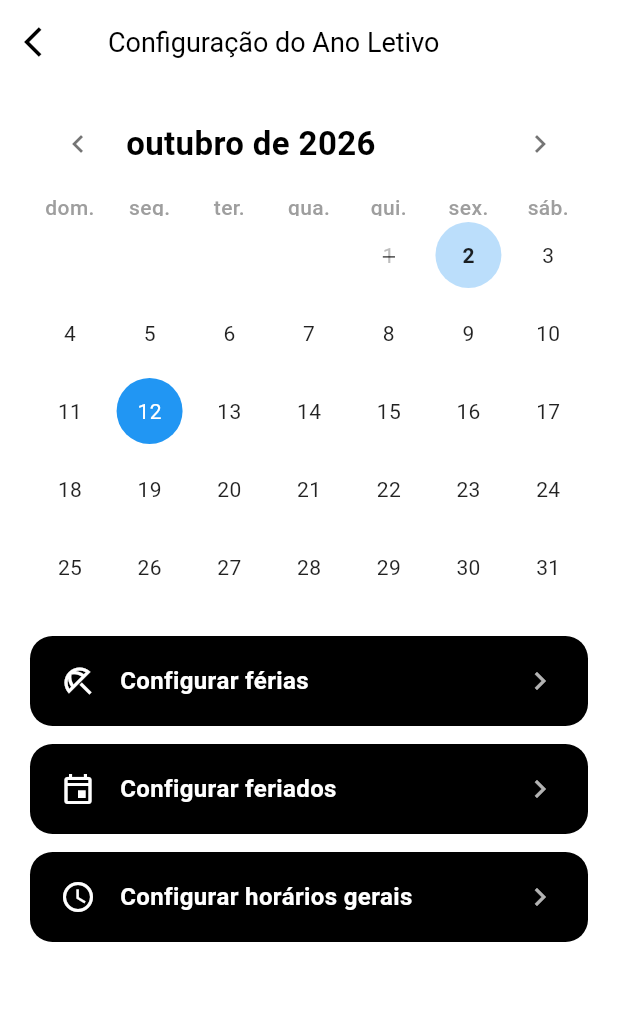
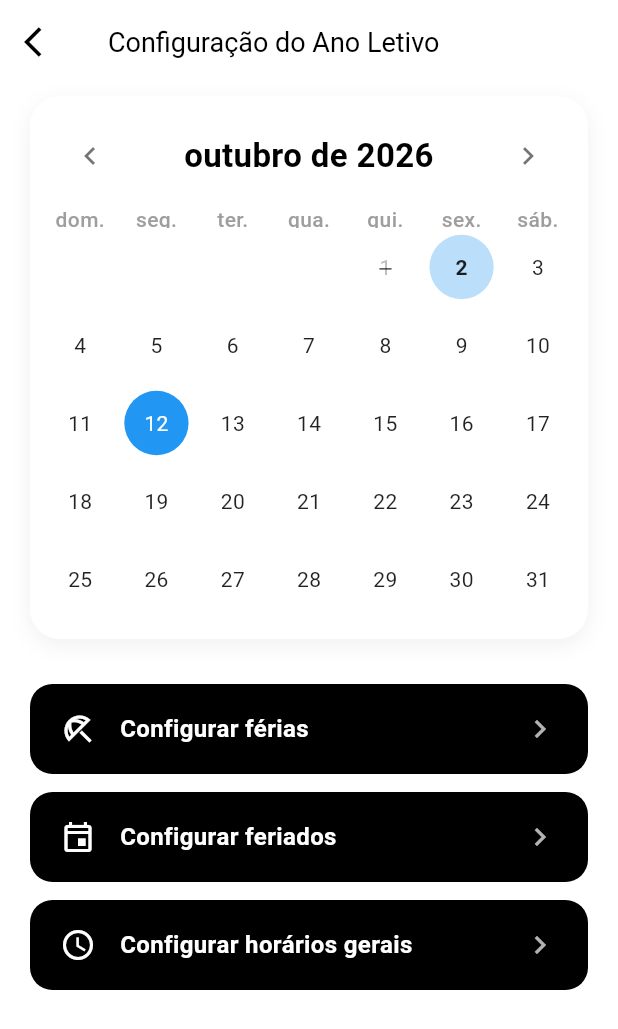
Before and after one commit to pedrogdnz/Projeto-Agenda-PF, a Flutter app: the ConfiguracaoAnoLetivoPage screen opened directly with empty values, on a phone screen of 412 x 824 dp. Shown: the top 1029 px of the screen. Run offline on Flutter 3.47's test engine with Material 3 defaults, Android fonts, the phone set to English and light mode, and no system bars; drawn by our look-alikes of table_calendar; our stand-ins replace cloud_firestore, firebase_auth, firebase_core, google_sign_in; accounts and stored records are empty.

Commit message:
Feat - Layout de calendários do aluno e admin alterados

```diff
--- a/lib/presentation/views/ano_letivo_view.dart
+++ b/lib/presentation/views/ano_letivo_view.dart
@@ -102,6 +102,7 @@ class _ConfiguracaoAnoLetivoPageState extends State<ConfiguracaoAnoLetivoPage> {
       body: SafeArea(
         child: Padding(
           padding: const EdgeInsets.fromLTRB(20, 0, 20, 20),
+          child: SingleChildScrollView(
             child: Column(
               crossAxisAlignment: CrossAxisAlignment.start,
               children: [
@@ -164,7 +165,21 @@ class _ConfiguracaoAnoLetivoPageState extends State<ConfiguracaoAnoLetivoPage> {
 
                 _viewModel.carregandoDiasBloqueados
                     ? const Center(child: LinearProgressIndicator())
-                  : AnoLetivoCalendar(
+                    : Container(
+                        width: double.infinity,
+                        padding: const EdgeInsets.fromLTRB(8, 8, 8, 14),
+                        decoration: BoxDecoration(
+                          color: Colors.white,
+                          borderRadius: BorderRadius.circular(20),
+                          boxShadow: [
+                            BoxShadow(
+                              color: Colors.black.withOpacity(0.06),
+                              blurRadius: 12,
+                              offset: const Offset(0, 4),
+                            ),
+                          ],
+                        ),
+                        child: AnoLetivoCalendar(
                           focusedDay: _viewModel.focusedDay,
                           modoAtivo: modoAtivo,
                           datasSelecionadas: _viewModel.datasSelecionadas,
@@ -174,8 +189,9 @@ class _ConfiguracaoAnoLetivoPageState extends State<ConfiguracaoAnoLetivoPage> {
                           onDataTocada: _viewModel.alternarDataTocada,
                           onPageChanged: _viewModel.changePage,
                         ),
+                      ),
 
-              const SizedBox(height: 20),
+                const SizedBox(height: 30),
 
                 AdminMenuButton(
                   icon: Icons.beach_access_outlined,
@@ -200,6 +216,7 @@ class _ConfiguracaoAnoLetivoPageState extends State<ConfiguracaoAnoLetivoPage> {
             ),
           ),
         ),
+      ),
     );
   }
 }
--- a/lib/presentation/widgets/ano_letivo_calendar.dart
+++ b/lib/presentation/widgets/ano_letivo_calendar.dart
@@ -168,7 +168,7 @@ class _AnoLetivoCalendarState extends State<AnoLetivoCalendar> {
         onPageChanged: widget.onPageChanged,
         headerStyle: const HeaderStyle(
           formatButtonVisible: false,
-          titleCentered: false,
+          titleCentered: true,
           titleTextStyle: TextStyle(fontSize: 22, fontWeight: FontWeight.w600),
           leftChevronIcon: Icon(Icons.chevron_left, color: Colors.black54),
           rightChevronIcon: Icon(Icons.chevron_right, color: Colors.black54),
--- a/pubspec.yaml
+++ b/pubspec.yaml
@@ -40,6 +40,7 @@ dependencies:
   firebase_auth: ^6.6.1
   cloud_firestore: ^6.9.0
   google_sign_in: ^7.2.0
+  image_picker: ^1.1.2
 
 dev_dependencies:
   flutter_test:
```
Also changed, not shown: lib/presentation/views/admin_home_view.dart (+40 -3 lines), pubspec.lock, 6 other files. Lines whose indentation alone changed are shown as unchanged.
